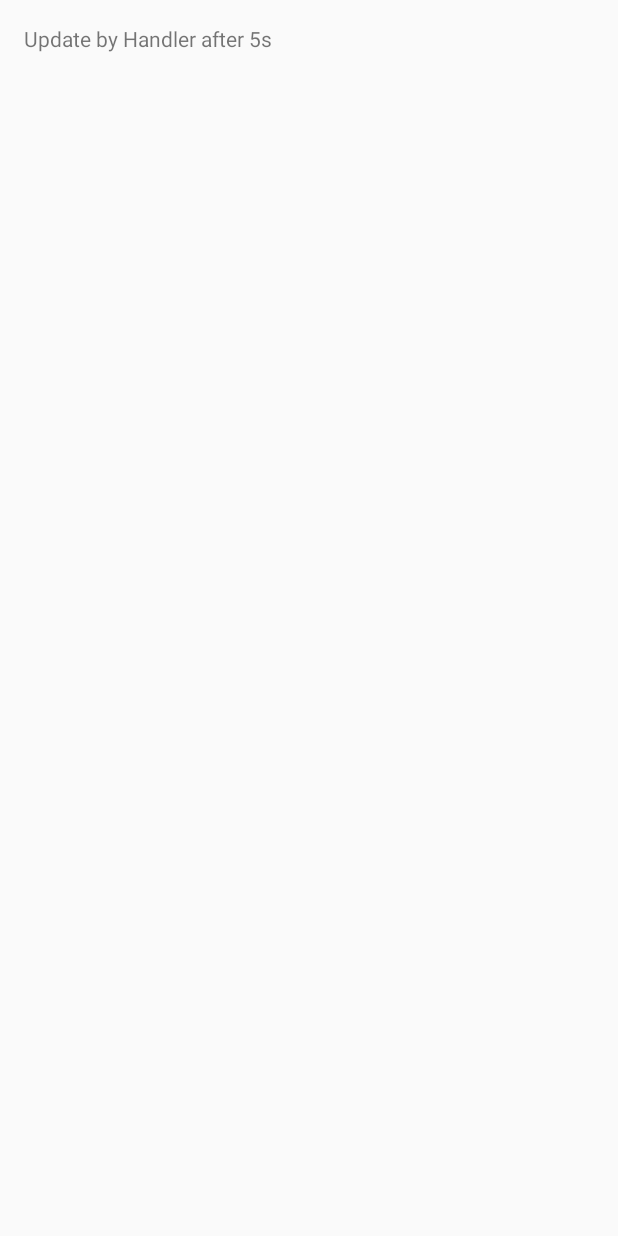
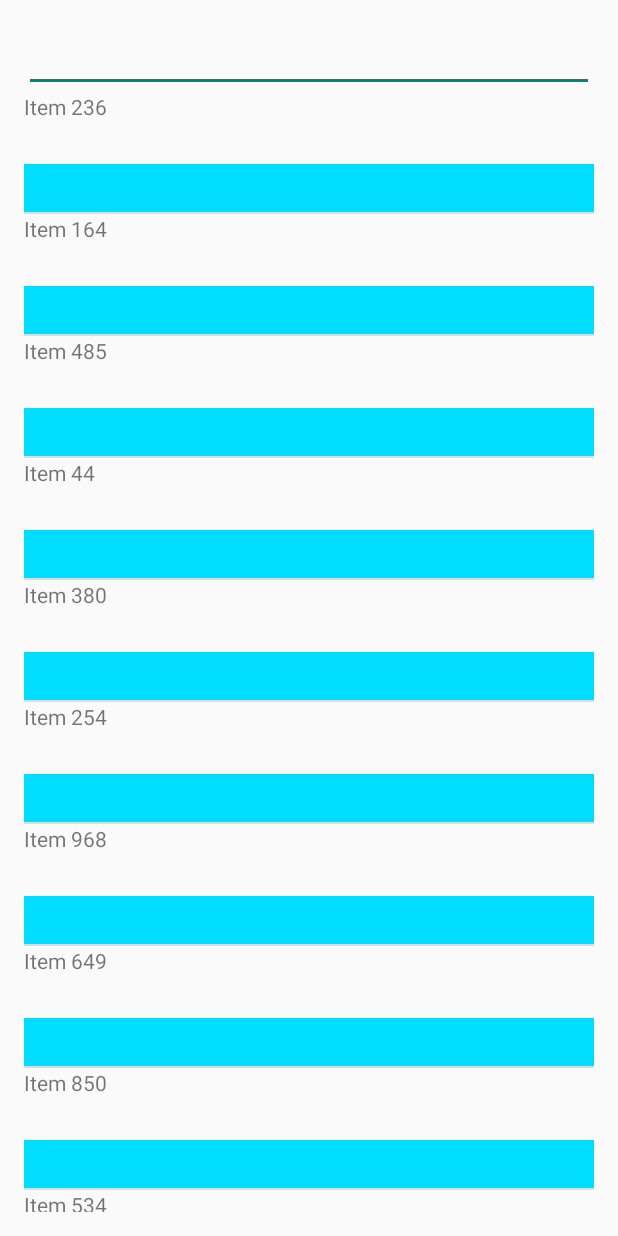
Before and after one commit to ngocmanh92/LoginScreen, an Android app: the screen it shows after launch (HandlerActivity before the commit, FilterableListActivity after it), on a phone screen of 412 x 824 dp. Before the commit the screen is almost empty. Run offline under Robolectric (Android 15) with nearby library versions, the phone set to English and light mode, and no system bars.

Commit message:
filterable listview, viewpager

```diff
--- /dev/null
+++ b/app/src/main/java/com/example/myapplication/FilterableListActivity.java
@@ -0,0 +1,147 @@
+package com.example.myapplication;
+
+import android.support.v7.app.ActionBarActivity;
+import android.os.Bundle;
+import android.text.Editable;
+import android.text.TextWatcher;
+import android.view.LayoutInflater;
+import android.view.Menu;
+import android.view.MenuItem;
+import android.view.View;
+import android.view.ViewGroup;
+import android.widget.BaseAdapter;
+import android.widget.EditText;
+import android.widget.Filter;
+import android.widget.Filterable;
+import android.widget.ListView;
+import android.widget.TextView;
+
+import java.util.ArrayList;
+import java.util.List;
+import java.util.Random;
+
+public class FilterableListActivity extends ActionBarActivity {
+
+    private FilterableAdapter adapter;
+
+    @Override
+    protected void onCreate(Bundle savedInstanceState) {
+        super.onCreate(savedInstanceState);
+        setContentView(R.layout.activity_filterable_list);
+
+        ListView listView = (ListView) findViewById(R.id.listview);
+        adapter = new FilterableAdapter(getData());
+        listView.setAdapter(adapter);
+
+        EditText editText = (EditText) findViewById(R.id.edittext_search);
+        editText.addTextChangedListener(new TextWatcher() {
+            @Override
+            public void beforeTextChanged(CharSequence charSequence, int i, int i1, int i2) {
+
+            }
+
+            @Override
+            public void onTextChanged(CharSequence charSequence, int i, int i1, int i2) {
+
+            }
+
+            @Override
+            public void afterTextChanged(Editable editable) {
+                adapter.getFilter().filter(editable.toString());
+            }
+        });
+    }
+
+    private List<String> getData() {
+        List<String> data = new ArrayList<String>();
+        Random random = new Random();
+        for (int i = 0; i < 100; i++) {
+            data.add("Item " + random.nextInt(1000));
+        }
+        return data;
+    }
+
+
+    private static class FilterableAdapter extends BaseAdapter
+            implements Filterable {
+        List<String> data;
+        List<String> filteredData;
+
+        public FilterableAdapter(List<String> data) {
+            this.data = data;
+            filteredData = new ArrayList<String>();
+            filteredData.addAll(data);
+        }
+
+        @Override
+        public int getCount() {
+            return filteredData.size();
+        }
+
+        @Override
+        public Object getItem(int i) {
+            return filteredData.get(i);
+        }
+
+        @Override
+        public long getItemId(int i) {
+            return i;
+        }
+
+        @Override
+        public View getView(int i, View view, ViewGroup viewGroup) {
+            Holder holder = null;
+            if (view == null) {
+                view = LayoutInflater.from(viewGroup.getContext())
+                        .inflate(R.layout.adapter_filterable_item, null);
+                holder = new Holder(view);
+                view.setTag(holder);
+            } else {
+                holder = (Holder) view.getTag();
+            }
+            holder.textView.setText(getItem(i).toString());
+
+            return view;
+        }
+
+        @Override
+        public Filter getFilter() {
+            return filter;
+        }
+
+        Filter filter = new Filter() {
+            @Override
+            protected Filter.FilterResults performFiltering(CharSequence charSequence) {
+                List<String> resultData = new ArrayList<String>();
+                for (int i = 0; i < data.size(); i++) {
+                    if (data.get(i).contains(charSequence)) {
+                        resultData.add(data.get(i));
+                    }
+                }
+
+                Filter.FilterResults results = new Filter.FilterResults();
+                results.values = resultData;
+                return results;
+            }
+
+            @Override
+            protected void publishResults(CharSequence charSequence, Filter.FilterResults
+                    filterResults) {
+                filteredData = (List<String>) filterResults.values;
+                notifyDataSetChanged();
+            }
+        };
+
+
+    }
+
+    private static class Holder {
+        View itemView;
+        TextView textView;
+
+        public Holder(View itemView) {
+            this.itemView = itemView;
+            textView = (TextView) itemView.findViewById(R.id.textview);
+        }
+    }
+}
--- /dev/null
+++ b/app/src/main/res/layout/activity_filterable_list.xml
@@ -0,0 +1,25 @@
+<LinearLayout
+    xmlns:android="http://schemas.android.com/apk/res/android"
+    xmlns:tools="http://schemas.android.com/tools"
+    android:layout_width="match_parent"
+    android:layout_height="match_parent"
+    android:orientation="vertical"
+    android:paddingBottom="@dimen/activity_vertical_margin"
+    android:paddingLeft="@dimen/activity_horizontal_margin"
+    android:paddingRight="@dimen/activity_horizontal_margin"
+    android:paddingTop="@dimen/activity_vertical_margin"
+    tools:context="com.example.myapplication.FilterableListActivity">
+
+    <EditText
+        android:id="@+id/edittext_search"
+        android:layout_width="match_parent"
+        android:layout_height="wrap_content" />
+
+    <ListView
+        android:id="@+id/listview"
+        android:layout_width="match_parent"
+        android:layout_height="match_parent">
+
+    </ListView>
+
+</LinearLayout>
--- /dev/null
+++ b/app/src/main/res/layout/adapter_filterable_item.xml
@@ -0,0 +1,18 @@
+<?xml version="1.0" encoding="utf-8"?>
+<LinearLayout xmlns:android="http://schemas.android.com/apk/res/android"
+    android:layout_width="match_parent"
+    android:layout_height="match_parent"
+    android:orientation="vertical">
+
+    <TextView
+        android:textSize="14sp"
+        android:id="@+id/textview"
+        android:layout_width="match_parent"
+        android:layout_height="48dp" />
+
+    <TextView
+        android:background="@android:color/holo_blue_bright"
+        android:id="@+id/textview_px"
+        android:layout_width="match_parent"
+        android:layout_height="48px" />
+</LinearLayout>
--- a/app/src/main/res/values/strings.xml
+++ b/app/src/main/res/values/strings.xml
@@ -23,4 +23,6 @@
     <string name="title_activity_shared_preference">SharedPreferenceActivity</string>
     <string name="title_activity_async_task">AsyncTaskActivity</string>
     <string name="title_activity_handler">HandlerActivity</string>
+    <string name="title_activity_filterable_list">FilterableListActivity</string>
+    <string name="title_activity_view_pager">ViewPagerActivity</string>
 </resources>
```
Also changed, not shown: app/src/main/AndroidManifest.xml (+13 -1 lines), app/src/main/java/com/example/myapplication/ViewPagerActivity.java (added, +66 -0 lines), app/src/main/res/layout/activity_view_pager.xml (added, +16 -0 lines), app/src/main/res/menu/menu_filterable_list.xml (added, +7 -0 lines), app/src/main/res/menu/menu_view_pager.xml (added, +7 -0 lines).
